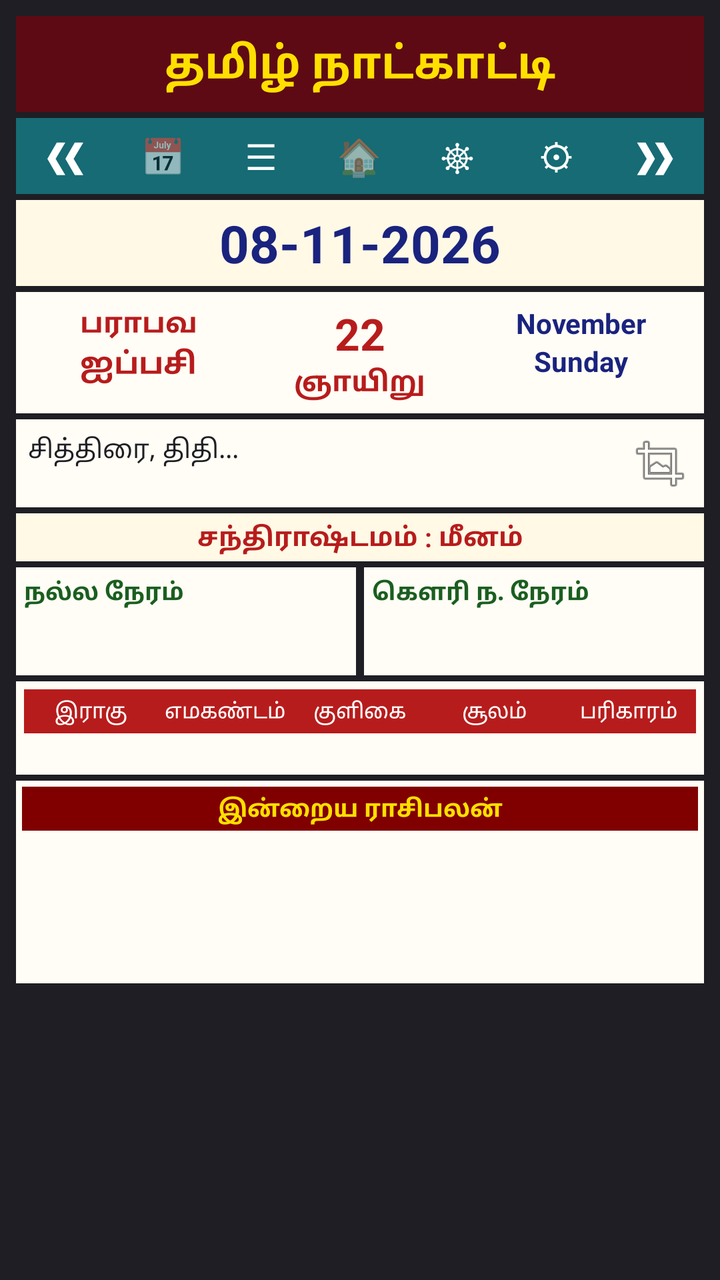
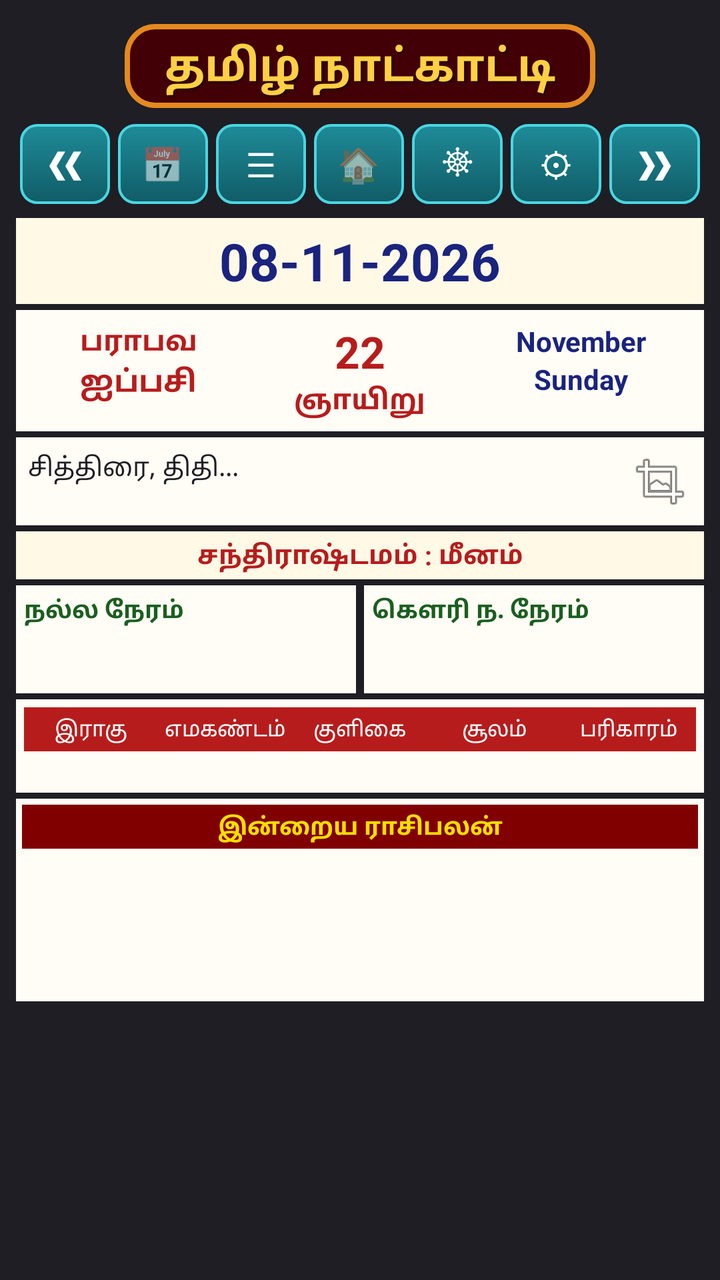

An Android layout rendered at two revisions. The XML below is the earlier revision; the diff shows what the commit changed to produce the second picture.
<!-- AndroidManifest.xml: application theme Theme.MaterialComponents.DayNight.NoActionBar -->
<!-- res/layout/fragment_panchangam.xml -->
<?xml version="1.0" encoding="utf-8"?>
<LinearLayout xmlns:android="http://schemas.android.com/apk/res/android"
    android:layout_width="match_parent"
    android:layout_height="match_parent"
    android:orientation="vertical"
    android:background="#1E1E24"
    android:padding="8dp">

    
    <LinearLayout
        android:layout_width="match_parent"
        android:layout_height="48dp"
        android:background="#5D0A14"
        android:gravity="center">

        <TextView
            android:layout_width="wrap_content"
            android:layout_height="wrap_content"
            android:text="தமிழ் நாட்காட்டி"
            android:textColor="#FFDF00"
            android:textSize="22sp"
            android:textStyle="bold" />
    </LinearLayout>

    
    <LinearLayout
        android:layout_width="match_parent"
        android:layout_height="38dp"
        android:background="#166B74"
        android:gravity="center_vertical"
        android:orientation="horizontal"
        android:weightSum="7"
        android:layout_marginTop="3dp">

        <TextView android:id="@+id/btn_action_prev" android:layout_width="0dp" android:layout_height="match_parent" android:layout_weight="1" android:gravity="center" android:text="❮❮" android:textColor="#FFFFFF" android:textSize="18sp" android:textStyle="bold" />
        <TextView android:id="@+id/btn_action_datepicker" android:layout_width="0dp" android:layout_height="match_parent" android:layout_weight="1" android:gravity="center" android:text="📅" android:textSize="18sp" />
        <TextView android:id="@+id/btn_action_menu" android:layout_width="0dp" android:layout_height="match_parent" android:layout_weight="1" android:gravity="center" android:text="☰" android:textColor="#FFFFFF" android:textSize="18sp" />
        <TextView android:id="@+id/btn_action_today" android:layout_width="0dp" android:layout_height="match_parent" android:layout_weight="1" android:gravity="center" android:text="🏠" android:textSize="18sp" />
        <TextView android:id="@+id/btn_action_horai" android:layout_width="0dp" android:layout_height="match_parent" android:layout_weight="1" android:gravity="center" android:text="☸" android:textColor="#FFFFFF" android:textSize="18sp" />
        <TextView android:id="@+id/btn_action_settings" android:layout_width="0dp" android:layout_height="match_parent" android:layout_weight="1" android:gravity="center" android:text="⚙" android:textColor="#FFFFFF" android:textSize="18sp" />
        <TextView android:id="@+id/btn_action_next" android:layout_width="0dp" android:layout_height="match_parent" android:layout_weight="1" android:gravity="center" android:text="❯❯" android:textColor="#FFFFFF" android:textSize="18sp" android:textStyle="bold" />
    </LinearLayout>

    
    <TextView
        android:id="@+id/tv_big_gregorian_date"
        android:layout_width="match_parent"
        android:layout_height="wrap_content"
        android:gravity="center"
        android:background="#FFF9E6"
        android:textColor="#1A237E"
        android:textSize="26sp"
        android:textStyle="bold"
        android:paddingVertical="4dp"
        android:layout_marginTop="3dp"
        android:text="08-11-2026" />

    
    <LinearLayout
        android:layout_width="match_parent"
        android:layout_height="wrap_content"
        android:background="#FFFDF5"
        android:orientation="horizontal"
        android:weightSum="3"
        android:padding="6dp"
        android:layout_marginTop="3dp">

        <LinearLayout android:layout_width="0dp" android:layout_height="wrap_content" android:layout_weight="1" android:gravity="center" android:orientation="vertical">
            <TextView android:id="@+id/tv_banner_tamil_year" android:layout_width="wrap_content" android:layout_height="wrap_content" android:text="பராபவ" android:textColor="#B71C1C" android:textSize="14sp" android:textStyle="bold" />
            <TextView android:id="@+id/tv_banner_tamil_month" android:layout_width="wrap_content" android:layout_height="wrap_content" android:text="ஐப்பசி" android:textColor="#B71C1C" android:textSize="15sp" android:textStyle="bold" />
        </LinearLayout>

        <LinearLayout android:layout_width="0dp" android:layout_height="wrap_content" android:layout_weight="1" android:gravity="center" android:orientation="vertical">
            <TextView android:id="@+id/tv_banner_tamil_date" android:layout_width="wrap_content" android:layout_height="wrap_content" android:text="22" android:textColor="#B71C1C" android:textSize="22sp" android:textStyle="bold" />
            <TextView android:id="@+id/tv_banner_tamil_weekday" android:layout_width="wrap_content" android:layout_height="wrap_content" android:text="ஞாயிறு" android:textColor="#B71C1C" android:textSize="14sp" android:textStyle="bold" />
        </LinearLayout>

        <LinearLayout android:layout_width="0dp" android:layout_height="wrap_content" android:layout_weight="1" android:gravity="center" android:orientation="vertical">
            <TextView android:id="@+id/tv_banner_eng_month" android:layout_width="wrap_content" android:layout_height="wrap_content" android:text="November" android:textColor="#1A237E" android:textSize="14sp" android:textStyle="bold" />
            <TextView android:id="@+id/tv_banner_eng_weekday" android:layout_width="wrap_content" android:layout_height="wrap_content" android:text="Sunday" android:textColor="#1A237E" android:textSize="14sp" android:textStyle="bold" />
        </LinearLayout>
    </LinearLayout>

    <FrameLayout
        android:layout_width="match_parent"
        android:layout_height="wrap_content"
        android:layout_marginTop="3dp">

        <LinearLayout
            android:id="@+id/layout_simple_mode"
            android:layout_width="match_parent"
            android:layout_height="wrap_content"
            android:orientation="vertical">

            <RelativeLayout
                android:layout_width="match_parent"
                android:layout_height="wrap_content"
                android:background="#FFFDF5"
                android:padding="6dp">

                <TextView
                    android:id="@+id/tv_simple_panchangam_paragraph"
                    android:layout_width="match_parent"
                    android:layout_height="wrap_content"
                    android:textColor="#1E1E24"
                    android:textSize="13sp"
                    android:lineSpacingExtra="2dp"
                    android:text="சித்திரை, திதி..." />

                <ImageButton
                    android:id="@+id/btn_toggle_expand"
                    android:layout_width="32dp"
                    android:layout_height="32dp"
                    android:layout_alignParentEnd="true"
                    android:background="?attr/selectableItemBackground"
                    android:src="@android:drawable/ic_menu_crop" />
            </RelativeLayout>

            <TextView
                android:id="@+id/tv_simple_chandrashtamam"
                android:layout_width="match_parent"
                android:layout_height="wrap_content"
                android:gravity="center"
                android:background="#FFF9E6"
                android:textColor="#B71C1C"
                android:textSize="13sp"
                android:textStyle="bold"
                android:paddingVertical="3dp"
                android:layout_marginTop="3dp"
                android:text="சந்திராஷ்டமம் : மீனம்" />

            
            <LinearLayout
                android:layout_width="match_parent"
                android:layout_height="wrap_content"
                android:orientation="horizontal"
                android:layout_marginTop="3dp">

                <LinearLayout
                    android:layout_width="0dp"
                    android:layout_height="wrap_content"
                    android:layout_weight="1"
                    android:orientation="vertical"
                    android:background="#FFFDF5"
                    android:layout_marginEnd="2dp"
                    android:padding="4dp">
                    <TextView android:layout_width="match_parent" android:layout_height="wrap_content" android:text="நல்ல நேரம்" android:textColor="#1B5E20" android:textStyle="bold" android:textSize="12sp" />
                    <TextView android:id="@+id/tv_simple_nalla_neram_morning" android:layout_width="wrap_content" android:layout_height="wrap_content" android:textColor="#333333" android:textSize="11sp" />
                    <TextView android:id="@+id/tv_simple_nalla_neram_evening" android:layout_width="wrap_content" android:layout_height="wrap_content" android:textColor="#333333" android:textSize="11sp" />
                </LinearLayout>

                <LinearLayout
                    android:layout_width="0dp"
                    android:layout_height="wrap_content"
                    android:layout_weight="1"
                    android:orientation="vertical"
                    android:background="#FFFDF5"
                    android:layout_marginStart="2dp"
                    android:padding="4dp">
                    <TextView android:layout_width="match_parent" android:layout_height="wrap_content" android:text="கௌரி ந. நேரம்" android:textColor="#1B5E20" android:textStyle="bold" android:textSize="12sp" />
                    <TextView android:id="@+id/tv_simple_gowri_morning" android:layout_width="wrap_content" android:layout_height="wrap_content" android:textColor="#333333" android:textSize="11sp" />
                    <TextView android:id="@+id/tv_simple_gowri_evening" android:layout_width="wrap_content" android:layout_height="wrap_content" android:textColor="#333333" android:textSize="11sp" />
                </LinearLayout>
            </LinearLayout>

            
            <LinearLayout
                android:layout_width="match_parent"
                android:layout_height="wrap_content"
                android:orientation="vertical"
                android:background="#FFFDF5"
                android:layout_marginTop="3dp"
                android:padding="4dp">

                <LinearLayout android:layout_width="match_parent" android:layout_height="22dp" android:background="#B71C1C" android:weightSum="5">
                    <TextView android:layout_width="0dp" android:layout_height="match_parent" android:layout_weight="1" android:gravity="center" android:text="இராகு" android:textColor="#FFFFFF" android:textSize="10.5sp" />
                    <TextView android:layout_width="0dp" android:layout_height="match_parent" android:layout_weight="1" android:gravity="center" android:text="எமகண்டம்" android:textColor="#FFFFFF" android:textSize="10.5sp" />
                    <TextView android:layout_width="0dp" android:layout_height="match_parent" android:layout_weight="1" android:gravity="center" android:text="குளிகை" android:textColor="#FFFFFF" android:textSize="10.5sp" />
                    <TextView android:layout_width="0dp" android:layout_height="match_parent" android:layout_weight="1" android:gravity="center" android:text="சூலம்" android:textColor="#FFFFFF" android:textSize="10.5sp" />
                    <TextView android:layout_width="0dp" android:layout_height="match_parent" android:layout_weight="1" android:gravity="center" android:text="பரிகாரம்" android:textColor="#FFFFFF" android:textSize="10.5sp" />
                </LinearLayout>

                <LinearLayout android:layout_width="match_parent" android:layout_height="wrap_content" android:weightSum="5" android:paddingTop="3dp">
                    <TextView android:id="@+id/tv_simple_rahu" android:layout_width="0dp" android:layout_height="wrap_content" android:layout_weight="1" android:gravity="center" android:textColor="#222" android:textSize="9.5sp" />
                    <TextView android:id="@+id/tv_simple_yamagandam" android:layout_width="0dp" android:layout_height="wrap_content" android:layout_weight="1" android:gravity="center" android:textColor="#222" android:textSize="9.5sp" />
                    <TextView android:id="@+id/tv_simple_kuligai" android:layout_width="0dp" android:layout_height="wrap_content" android:layout_weight="1" android:gravity="center" android:textColor="#222" android:textSize="9.5sp" />
                    <TextView android:id="@+id/tv_simple_soolam" android:layout_width="0dp" android:layout_height="wrap_content" android:layout_weight="1" android:gravity="center" android:textColor="#222" android:textSize="10sp" />
                    <TextView android:id="@+id/tv_simple_parikaram" android:layout_width="0dp" android:layout_height="wrap_content" android:layout_weight="1" android:gravity="center" android:textColor="#222" android:textSize="10sp" />
                </LinearLayout>
            </LinearLayout>

            
            <LinearLayout
                android:layout_width="match_parent"
                android:layout_height="wrap_content"
                android:orientation="vertical"
                android:background="#FFFDF5"
                android:layout_marginTop="3dp"
                android:padding="3dp">

                <TextView
                    android:layout_width="match_parent"
                    android:layout_height="22dp"
                    android:gravity="center"
                    android:background="#800000"
                    android:text="இன்றைய ராசிபலன்"
                    android:textColor="#FFDF00"
                    android:textSize="12sp"
                    android:textStyle="bold" />

                
                <LinearLayout android:layout_width="match_parent" android:layout_height="wrap_content" android:weightSum="3" android:paddingVertical="2dp">
                    <TextView android:id="@+id/tv_rasi_mesham" android:layout_width="0dp" android:layout_height="wrap_content" android:layout_weight="1" android:gravity="center" android:textColor="#222" android:textSize="10.5sp" android:textStyle="bold" />
                    <TextView android:id="@+id/tv_rasi_rishabam" android:layout_width="0dp" android:layout_height="wrap_content" android:layout_weight="1" android:gravity="center" android:textColor="#222" android:textSize="10.5sp" android:textStyle="bold" />
                    <TextView android:id="@+id/tv_rasi_mithunam" android:layout_width="0dp" android:layout_height="wrap_content" android:layout_weight="1" android:gravity="center" android:textColor="#222" android:textSize="10.5sp" android:textStyle="bold" />
                </LinearLayout>

                
                <LinearLayout android:layout_width="match_parent" android:layout_height="wrap_content" android:weightSum="3" android:paddingVertical="2dp">
                    <TextView android:id="@+id/tv_rasi_kadagam" android:layout_width="0dp" android:layout_height="wrap_content" android:layout_weight="1" android:gravity="center" android:textColor="#222" android:textSize="10.5sp" android:textStyle="bold" />
                    <TextView android:id="@+id/tv_rasi_simmam" android:layout_width="0dp" android:layout_height="wrap_content" android:layout_weight="1" android:gravity="center" android:textColor="#222" android:textSize="10.5sp" android:textStyle="bold" />
                    <TextView android:id="@+id/tv_rasi_kanni" android:layout_width="0dp" android:layout_height="wrap_content" android:layout_weight="1" android:gravity="center" android:textColor="#222" android:textSize="10.5sp" android:textStyle="bold" />
                </LinearLayout>

                
                <LinearLayout android:layout_width="match_parent" android:layout_height="wrap_content" android:weightSum="3" android:paddingVertical="2dp">
                    <TextView android:id="@+id/tv_rasi_thulaam" android:layout_width="0dp" android:layout_height="wrap_content" android:layout_weight="1" android:gravity="center" android:textColor="#222" android:textSize="10.5sp" android:textStyle="bold" />
                    <TextView android:id="@+id/tv_rasi_viruchigam" android:layout_width="0dp" android:layout_height="wrap_content" android:layout_weight="1" android:gravity="center" android:textColor="#222" android:textSize="10.5sp" android:textStyle="bold" />
                    <TextView android:id="@+id/tv_rasi_dhanusu" android:layout_width="0dp" android:layout_height="wrap_content" android:layout_weight="1" android:gravity="center" android:textColor="#222" android:textSize="10.5sp" android:textStyle="bold" />
                </LinearLayout>

                
                <LinearLayout android:layout_width="match_parent" android:layout_height="wrap_content" android:weightSum="3" android:paddingVertical="2dp">
                    <TextView android:id="@+id/tv_rasi_magaram" android:layout_width="0dp" android:layout_height="wrap_content" android:layout_weight="1" android:gravity="center" android:textColor="#222" android:textSize="10.5sp" android:textStyle="bold" />
                    <TextView android:id="@+id/tv_rasi_kumbam" android:layout_width="0dp" android:layout_height="wrap_content" android:layout_weight="1" android:gravity="center" android:textColor="#222" android:textSize="10.5sp" android:textStyle="bold" />
                    <TextView android:id="@+id/tv_rasi_meenam" android:layout_width="0dp" android:layout_height="wrap_content" android:layout_weight="1" android:gravity="center" android:textColor="#222" android:textSize="10.5sp" android:textStyle="bold" />
                </LinearLayout>
            </LinearLayout>
        </LinearLayout>

        
        <LinearLayout
            android:id="@+id/layout_expanded_mode"
            android:layout_width="match_parent"
            android:layout_height="wrap_content"
            android:orientation="vertical"
            android:visibility="gone">
            <ImageButton
                android:id="@+id/btn_toggle_collapse"
                android:layout_width="32dp"
                android:layout_height="32dp"
                android:layout_gravity="end"
                android:background="?attr/selectableItemBackground"
                android:src="@android:drawable/ic_menu_close_clear_cancel" />
            <TextView android:id="@+id/tv_exp_sun_timings" android:layout_width="wrap_content" android:layout_height="wrap_content" android:textColor="#FFF" />
            <TextView android:id="@+id/tv_exp_moon_timings" android:layout_width="wrap_content" android:layout_height="wrap_content" android:textColor="#FFF" />
            <TextView android:id="@+id/tv_exp_tithi_name" android:layout_width="wrap_content" android:layout_height="wrap_content" android:textColor="#FFF" />
            <TextView android:id="@+id/tv_exp_tithi_time" android:layout_width="wrap_content" android:layout_height="wrap_content" android:textColor="#FFF" />
            <TextView android:id="@+id/tv_exp_nakshatra_name" android:layout_width="wrap_content" android:layout_height="wrap_content" android:textColor="#FFF" />
            <TextView android:id="@+id/tv_exp_nakshatra_time" android:layout_width="wrap_content" android:layout_height="wrap_content" android:textColor="#FFF" />
            <TextView android:id="@+id/tv_exp_amritadi_yoga" android:layout_width="wrap_content" android:layout_height="wrap_content" android:textColor="#FFF" />
            <TextView android:id="@+id/tv_exp_chandrashtamam" android:layout_width="wrap_content" android:layout_height="wrap_content" android:textColor="#FFF" />
            <TextView android:id="@+id/tv_exp_nalla_neram" android:layout_width="wrap_content" android:layout_height="wrap_content" android:textColor="#FFF" />
            <TextView android:id="@+id/tv_exp_gowri_neram" android:layout_width="wrap_content" android:layout_height="wrap_content" android:textColor="#FFF" />
            <TextView android:id="@+id/tv_exp_rahu" android:layout_width="wrap_content" android:layout_height="wrap_content" android:textColor="#FFF" />
            <TextView android:id="@+id/tv_exp_yamagandam" android:layout_width="wrap_content" android:layout_height="wrap_content" android:textColor="#FFF" />
            <TextView android:id="@+id/tv_exp_kuligai" android:layout_width="wrap_content" android:layout_height="wrap_content" android:textColor="#FFF" />
            <TextView android:id="@+id/tv_exp_nitya_yoga" android:layout_width="wrap_content" android:layout_height="wrap_content" android:textColor="#FFF" />
            <TextView android:id="@+id/tv_exp_karana" android:layout_width="wrap_content" android:layout_height="wrap_content" android:textColor="#FFF" />
            <TextView android:id="@+id/tv_exp_tyajyam" android:layout_width="wrap_content" android:layout_height="wrap_content" android:textColor="#FFF" />
            <TextView android:id="@+id/tv_exp_soolam" android:layout_width="wrap_content" android:layout_height="wrap_content" android:textColor="#FFF" />
            <TextView android:id="@+id/tv_exp_parikaram" android:layout_width="wrap_content" android:layout_height="wrap_content" android:textColor="#FFF" />
            <TextView android:id="@+id/tv_exp_festivals" android:layout_width="wrap_content" android:layout_height="wrap_content" android:textColor="#FFF" />
        </LinearLayout>
    </FrameLayout>
</LinearLayout>
<!-- resources referenced by this layout -->
<resources>

</resources>

<!-- the commit's change to res/layout/fragment_panchangam.xml (unified diff, before → after) -->
@@ -7,38 +7,117 @@
     android:padding="8dp">
 
     
-    <LinearLayout
-        android:layout_width="match_parent"
-        android:layout_height="48dp"
-        android:background="#5D0A14"
-        android:gravity="center">
-
-        <TextView
-            android:layout_width="wrap_content"
-            android:layout_height="wrap_content"
-            android:text="தமிழ் நாட்காட்டி"
-            android:textColor="#FFDF00"
-            android:textSize="22sp"
-            android:textStyle="bold" />
-    </LinearLayout>
+    <TextView
+        android:id="@+id/tv_app_title_banner"
+        android:layout_width="wrap_content"
+        android:layout_height="wrap_content"
+        android:layout_gravity="center_horizontal"
+        android:layout_marginTop="4dp"
+        android:layout_marginBottom="8dp"
+        android:background="@drawable/bg_gold_header_texture"
+        android:text="தமிழ் நாட்காட்டி"
+        android:textColor="#FFD043"
+        android:textSize="22sp"
+        android:textStyle="bold"
+        android:shadowColor="#1A0000"
+        android:shadowDx="1.5"
+        android:shadowDy="2.0"
+        android:shadowRadius="2.0"
+        android:includeFontPadding="false" />
 
     
     <LinearLayout
+        android:id="@+id/layout_nav_toolbar"
         android:layout_width="match_parent"
-        android:layout_height="38dp"
-        android:background="#166B74"
+        android:layout_height="40dp"
         android:gravity="center_vertical"
         android:orientation="horizontal"
         android:weightSum="7"
-        android:layout_marginTop="3dp">
-
-        <TextView android:id="@+id/btn_action_prev" android:layout_width="0dp" android:layout_height="match_parent" android:layout_weight="1" android:gravity="center" android:text="❮❮" android:textColor="#FFFFFF" android:textSize="18sp" android:textStyle="bold" />
-        <TextView android:id="@+id/btn_action_datepicker" android:layout_width="0dp" android:layout_height="match_parent" android:layout_weight="1" android:gravity="center" android:text="📅" android:textSize="18sp" />
-        <TextView android:id="@+id/btn_action_menu" android:layout_width="0dp" android:layout_height="match_parent" android:layout_weight="1" android:gravity="center" android:text="☰" android:textColor="#FFFFFF" android:textSize="18sp" />
-        <TextView android:id="@+id/btn_action_today" android:layout_width="0dp" android:layout_height="match_parent" android:layout_weight="1" android:gravity="center" android:text="🏠" android:textSize="18sp" />
-        <TextView android:id="@+id/btn_action_horai" android:layout_width="0dp" android:layout_height="match_parent" android:layout_weight="1" android:gravity="center" android:text="☸" android:textColor="#FFFFFF" android:textSize="18sp" />
-        <TextView android:id="@+id/btn_action_settings" android:layout_width="0dp" android:layout_height="match_parent" android:layout_weight="1" android:gravity="center" android:text="⚙" android:textColor="#FFFFFF" android:textSize="18sp" />
-        <TextView android:id="@+id/btn_action_next" android:layout_width="0dp" android:layout_height="match_parent" android:layout_weight="1" android:gravity="center" android:text="❯❯" android:textColor="#FFFFFF" android:textSize="18sp" android:textStyle="bold" />
+        android:layout_marginBottom="4dp">
+
+        <TextView
+            android:id="@+id/btn_action_prev"
+            android:layout_width="0dp"
+            android:layout_height="match_parent"
+            android:layout_weight="1"
+            android:layout_marginHorizontal="2dp"
+            android:background="@drawable/bg_header_btn_ripple"
+            android:gravity="center"
+            android:text="❮❮"
+            android:textColor="#FFFFFF"
+            android:textSize="16sp"
+            android:textStyle="bold" />
+
+        <TextView
+            android:id="@+id/btn_action_datepicker"
+            android:layout_width="0dp"
+            android:layout_height="match_parent"
+            android:layout_weight="1"
+            android:layout_marginHorizontal="2dp"
+            android:background="@drawable/bg_header_btn_ripple"
+            android:gravity="center"
+            android:text="📅"
+            android:textSize="17sp" />
+
+        <TextView
+            android:id="@+id/btn_action_menu"
+            android:layout_width="0dp"
+            android:layout_height="match_parent"
+            android:layout_weight="1"
+            android:layout_marginHorizontal="2dp"
+            android:background="@drawable/bg_header_btn_ripple"
+            android:gravity="center"
+            android:text="☰"
+            android:textColor="#FFFFFF"
+            android:textSize="17sp" />
+
+        <TextView
+            android:id="@+id/btn_action_today"
+            android:layout_width="0dp"
+            android:layout_height="match_parent"
+            android:layout_weight="1"
+            android:layout_marginHorizontal="2dp"
+            android:background="@drawable/bg_header_btn_ripple"
+            android:gravity="center"
+            android:text="🏠"
+            android:textSize="17sp" />
+
+        <TextView
+            android:id="@+id/btn_action_horai"
+            android:layout_width="0dp"
+            android:layout_height="match_parent"
+            android:layout_weight="1"
+            android:layout_marginHorizontal="2dp"
+            android:background="@drawable/bg_header_btn_ripple"
+            android:gravity="center"
+            android:text="☸"
+            android:textColor="#FFFFFF"
+            android:textSize="17sp" />
+
+        <TextView
+            android:id="@+id/btn_action_settings"
+            android:layout_width="0dp"
+            android:layout_height="match_parent"
+            android:layout_weight="1"
+            android:layout_marginHorizontal="2dp"
+            android:background="@drawable/bg_header_btn_ripple"
+            android:gravity="center"
+            android:text="⚙"
+            android:textColor="#FFFFFF"
+            android:textSize="17sp" />
+
+        <TextView
+            android:id="@+id/btn_action_next"
+            android:layout_width="0dp"
+            android:layout_height="match_parent"
+            android:layout_weight="1"
+            android:layout_marginHorizontal="2dp"
+            android:background="@drawable/bg_header_btn_ripple"
+            android:gravity="center"
+            android:text="❯❯"
+            android:textColor="#FFFFFF"
+            android:textSize="16sp"
+            android:textStyle="bold" />
     </LinearLayout>
 
     
<!-- resource entries referenced after the edit -->
@@ -1,5 +1,44 @@
 <!-- resources referenced by this layout -->
 <resources>
-
+  <!-- drawable bg_gold_header_texture (drawable) -->
+  <?xml version="1.0" encoding="utf-8"?>
+  <shape xmlns:android="http://schemas.android.com/apk/res/android"
+      android:shape="rectangle">
+      
+      <solid android:color="#420006" />
+  
+      
+      <stroke
+          android:width="2.5dp"
+          android:color="#E58A1F" />
+  
+      
+      <corners android:radius="14dp" />
+  
+      <padding
+          android:left="20dp"
+          android:top="6dp"
+          android:right="20dp"
+          android:bottom="6dp" />
+  </shape>
+  <!-- drawable bg_header_btn_ripple (drawable) -->
+  <?xml version="1.0" encoding="utf-8"?>
+  <ripple xmlns:android="http://schemas.android.com/apk/res/android"
+      android:color="#40FFFFFF">
+      <item>
+          <shape android:shape="rectangle">
+              
+              <gradient
+                  android:startColor="#1E8B98"
+                  android:endColor="#105C66"
+                  android:angle="270" />
+              
+              <stroke
+                  android:width="1.2dp"
+                  android:color="#4AD6E2" />
+              <corners android:radius="8dp" />
+          </shape>
+      </item>
+  </ripple>
 </resources>
 
